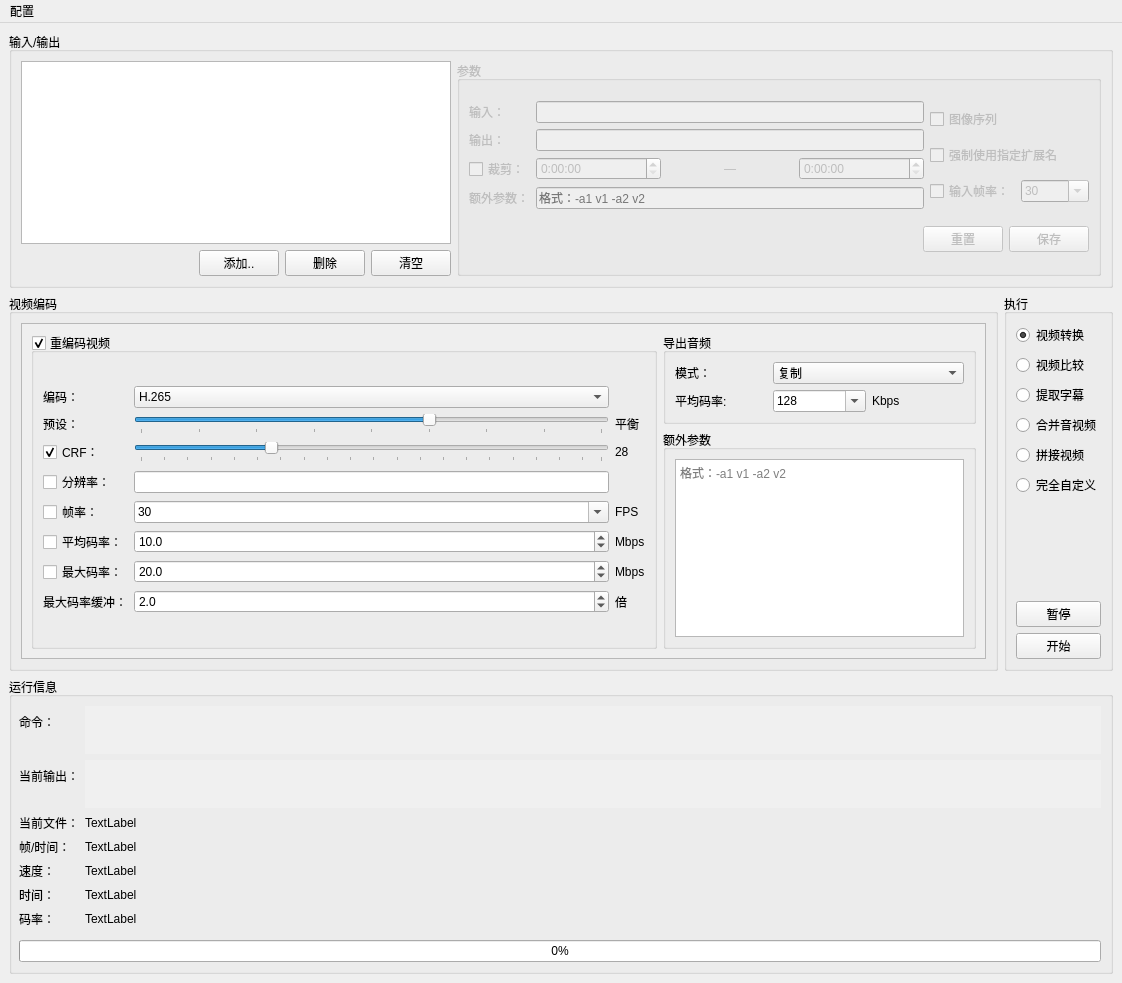
autodotua/Video-Compression-Assistant, file vca/main_window.ui: the form before one commit.
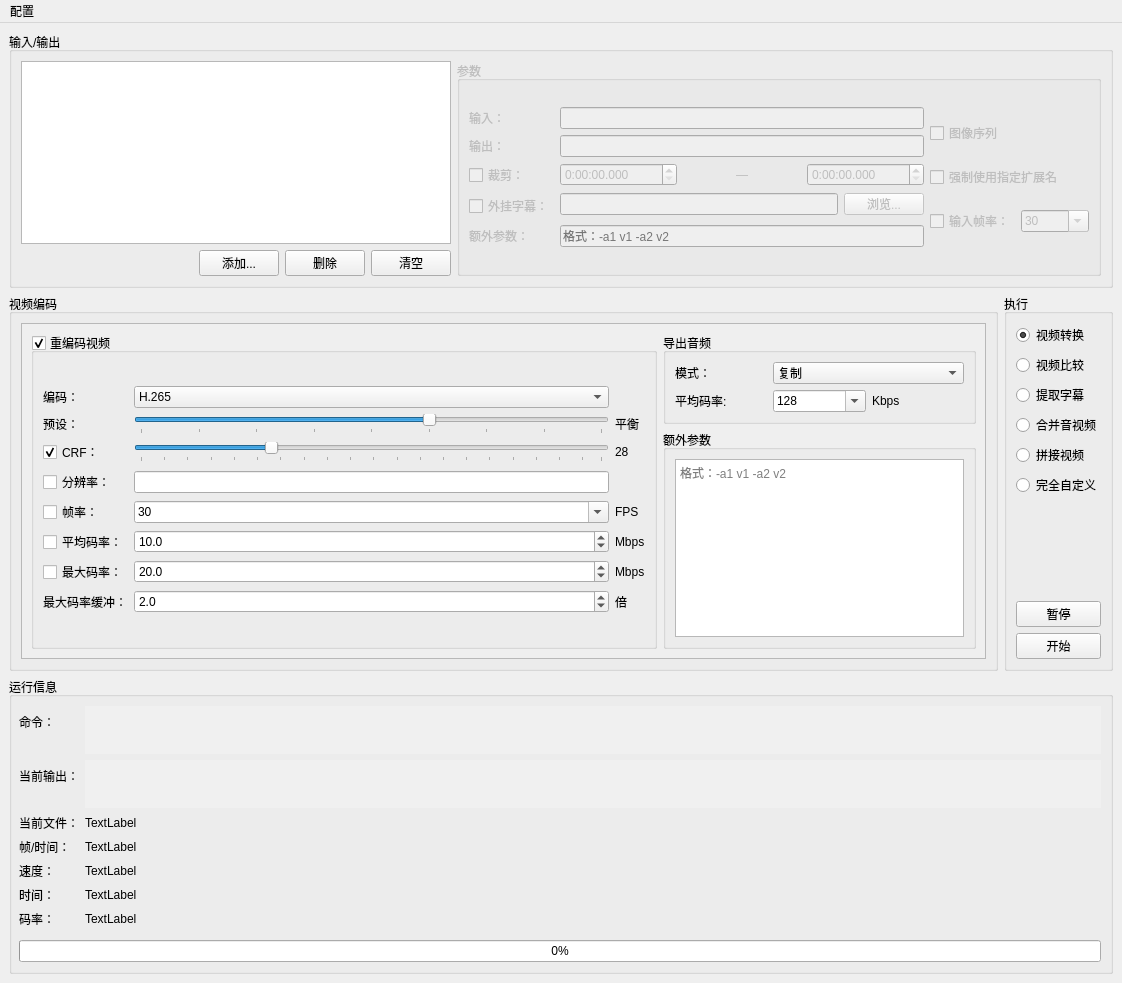
The form after the commit.

Commit message: 增加外挂字幕功能；裁剪时间精确到毫秒；修改IO设置不再需要点保存

```diff
--- a/vca/main_window.ui
+++ b/vca/main_window.ui
@@ -32,7 +32,7 @@
          <item row="1" column="1">
           <widget class="QPushButton" name="btn_input">
            <property name="text">
-            <string>添加..</string>
+            <string>添加...</string>
            </property>
           </widget>
          </item>
@@ -119,7 +119,7 @@
                    <enum>QDateTimeEdit::HourSection</enum>
                   </property>
                   <property name="displayFormat">
-                   <string>H:mm:ss</string>
+                   <string>H:mm:ss.zzz</string>
                   </property>
                  </widget>
                 </item>
@@ -142,7 +142,7 @@
                    <enum>QDateTimeEdit::HourSection</enum>
                   </property>
                   <property name="displayFormat">
-                   <string>H:mm:ss</string>
+                   <string>H:mm:ss.zzz</string>
                   </property>
                  </widget>
                 </item>
@@ -150,25 +150,65 @@
               </item>
               <item row="3" column="0">
                <widget class="QCheckBox" name="chk_cut">
+                <property name="sizePolicy">
+                 <sizepolicy hsizetype="Minimum" vsizetype="Preferred">
+                  <horstretch>0</horstretch>
+                  <verstretch>0</verstretch>
+                 </sizepolicy>
+                </property>
                 <property name="text">
                  <string>裁剪：</string>
                 </property>
                </widget>
               </item>
-              <item row="4" column="0">
+              <item row="5" column="0">
                <widget class="QLabel" name="label_3">
                 <property name="text">
                  <string>额外参数：</string>
                 </property>
                </widget>
               </item>
-              <item row="4" column="1">
+              <item row="5" column="1">
                <widget class="QLineEdit" name="txt_input_extra_args">
                 <property name="placeholderText">
                  <string>格式：-a1 v1 -a2 v2</string>
                 </property>
                </widget>
               </item>
+              <item row="4" column="0">
+               <widget class="QCheckBox" name="chk_input_subtitle">
+                <property name="sizePolicy">
+                 <sizepolicy hsizetype="Minimum" vsizetype="Preferred">
+                  <horstretch>0</horstretch>
+                  <verstretch>0</verstretch>
+                 </sizepolicy>
+                </property>
+                <property name="text">
+                 <string>外挂字幕：</string>
+                </property>
+               </widget>
+              </item>
+              <item row="4" column="1">
+               <layout class="QGridLayout" name="gridLayout_6">
+                <item row="0" column="0">
+                 <widget class="QLineEdit" name="txt_input_subtitle">
+                  <property name="enabled">
+                   <bool>false</bool>
+                  </property>
+                 </widget>
+                </item>
+                <item row="0" column="1">
+                 <widget class="QPushButton" name="btn_input_subtitle_browse">
+                  <property name="enabled">
+                   <bool>false</bool>
+                  </property>
+                  <property name="text">
+                   <string>浏览...</string>
+                  </property>
+                 </widget>
+                </item>
+               </layout>
+              </item>
              </layout>
             </item>
             <item row="0" column="1">
@@ -274,37 +314,6 @@
               </item>
              </layout>
             </item>
-            <item row="1" column="0" colspan="2">
-             <layout class="QHBoxLayout" name="horizontalLayout_6">
-              <item>
-               <spacer name="horizontalSpacer_2">
-                <property name="orientation">
-                 <enum>Qt::Horizontal</enum>
-                </property>
-                <property name="sizeHint" stdset="0">
-                 <size>
-                  <width>40</width>
-                  <height>20</height>
-                 </size>
-                </property>
-               </spacer>
-              </item>
-              <item>
-               <widget class="QPushButton" name="btn_io_reset">
-                <property name="text">
-                 <string>重置</string>
-                </property>
-               </widget>
-              </item>
-              <item>
-               <widget class="QPushButton" name="btn_io_save">
-                <property name="text">
-                 <string>保存</string>
-                </property>
-               </widget>
-              </item>
-             </layout>
-            </item>
            </layout>
           </item>
          </layout>
```
Left out of the diff: 8 changed lines with no effect on the pictures. The commit also changes 6 other files.
